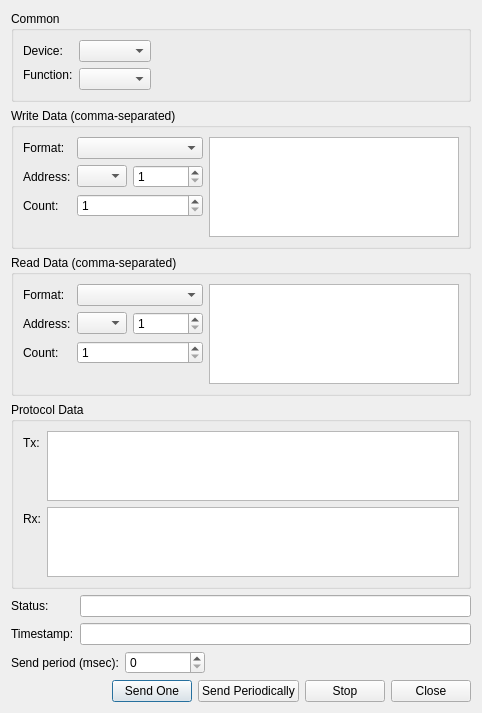
This is src/client/gui/sendmessage/client_sendmessageui.ui in serhmarch/ModbusTools as Qt 5 draws it before an edit. The edited form follows.
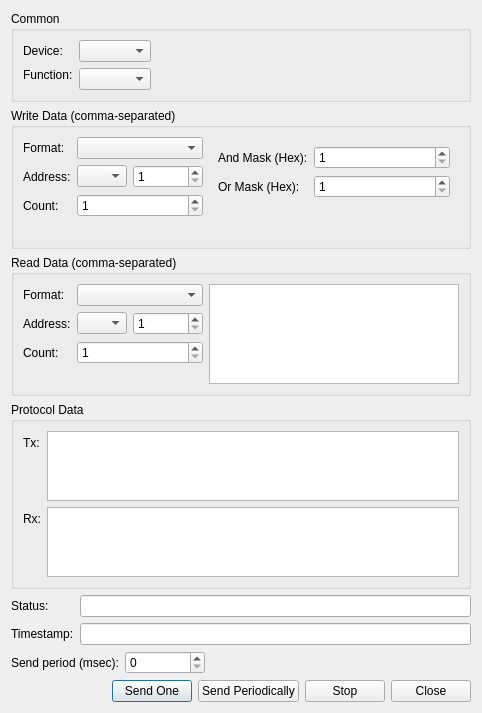
This is the edited form.

The edit to the form file:
```diff
--- a/src/client/gui/sendmessage/client_sendmessageui.ui
+++ b/src/client/gui/sendmessage/client_sendmessageui.ui
@@ -7,7 +7,7 @@
     <x>0</x>
     <y>0</y>
     <width>482</width>
-    <height>698</height>
+    <height>704</height>
    </rect>
   </property>
   <property name="windowTitle">
@@ -62,7 +62,7 @@
       <string>Write Data (comma-separated)</string>
      </property>
      <layout class="QFormLayout" name="formLayout_4">
-      <item row="0" column="0">
+      <item row="1" column="0">
        <layout class="QFormLayout" name="formLayout_5">
         <item row="1" column="0">
          <widget class="QLabel" name="label_14">
@@ -142,7 +142,29 @@
         </item>
        </layout>
       </item>
-      <item row="0" column="1">
+      <item row="1" column="1">
+       <widget class="QStackedWidget" name="swWriteData">
+        <property name="currentIndex">
+         <number>1</number>
+        </property>
+        <widget class="QWidget" name="pgWriteData">
+         <layout class="QVBoxLayout" name="verticalLayout_2">
+          <property name="spacing">
+           <number>0</number>
+          </property>
+          <property name="leftMargin">
+           <number>0</number>
+          </property>
+          <property name="topMargin">
+           <number>0</number>
+          </property>
+          <property name="rightMargin">
+           <number>0</number>
+          </property>
+          <property name="bottomMargin">
+           <number>0</number>
+          </property>
+          <item>
        <widget class="QPlainTextEdit" name="txtWriteData">
         <property name="minimumSize">
          <size>
@@ -156,6 +178,60 @@
         <property name="readOnly">
          <bool>false</bool>
         </property>
+           </widget>
+          </item>
+         </layout>
+        </widget>
+        <widget class="QWidget" name="pgWriteMask">
+         <layout class="QFormLayout" name="formLayout_3">
+          <item row="0" column="0">
+           <widget class="QLabel" name="label_19">
+            <property name="text">
+             <string>And Mask (Hex):</string>
+            </property>
+           </widget>
+          </item>
+          <item row="0" column="1">
+           <widget class="QSpinBox" name="spWriteMaskAnd">
+            <property name="minimumSize">
+             <size>
+              <width>80</width>
+              <height>0</height>
+             </size>
+            </property>
+            <property name="minimum">
+             <number>1</number>
+            </property>
+            <property name="maximum">
+             <number>2100</number>
+            </property>
+           </widget>
+          </item>
+          <item row="1" column="0">
+           <widget class="QLabel" name="label_20">
+            <property name="text">
+             <string>Or Mask (Hex):</string>
+            </property>
+           </widget>
+          </item>
+          <item row="1" column="1">
+           <widget class="QSpinBox" name="spWriteMaskOr">
+            <property name="minimumSize">
+             <size>
+              <width>80</width>
+              <height>0</height>
+             </size>
+            </property>
+            <property name="minimum">
+             <number>1</number>
+            </property>
+            <property name="maximum">
+             <number>2100</number>
+            </property>
+           </widget>
+          </item>
+         </layout>
+        </widget>
        </widget>
       </item>
      </layout>
```
Lines whose indentation alone changed are shown as unchanged.
